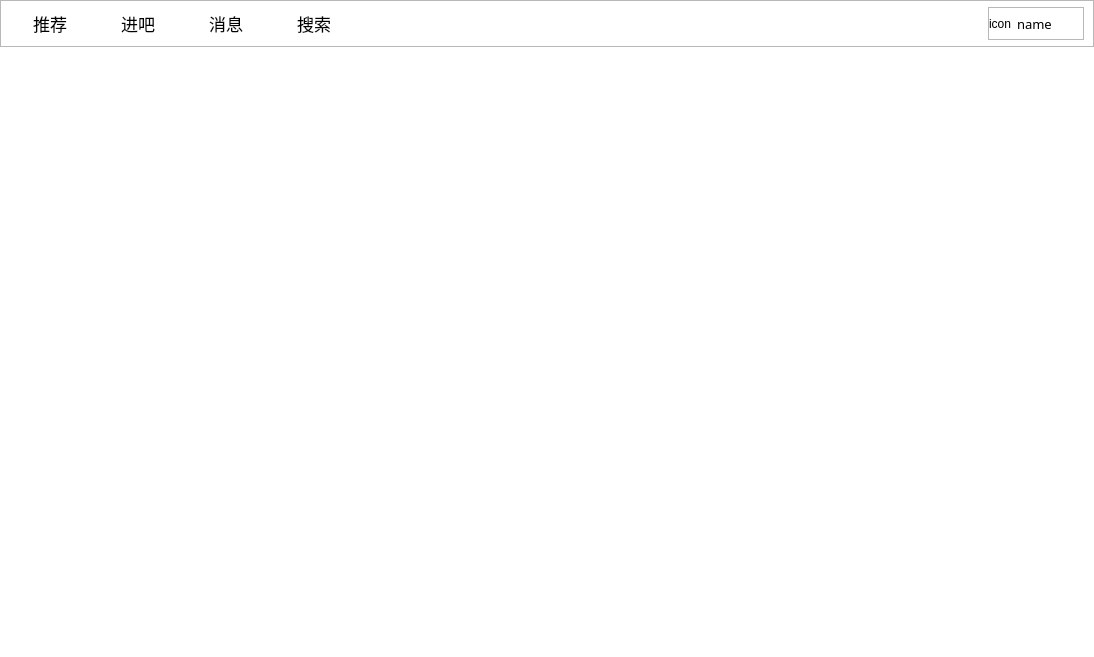
clb-128258/TiebaDesktop, file src/resf/mainwindow.ui: the form before one commit.
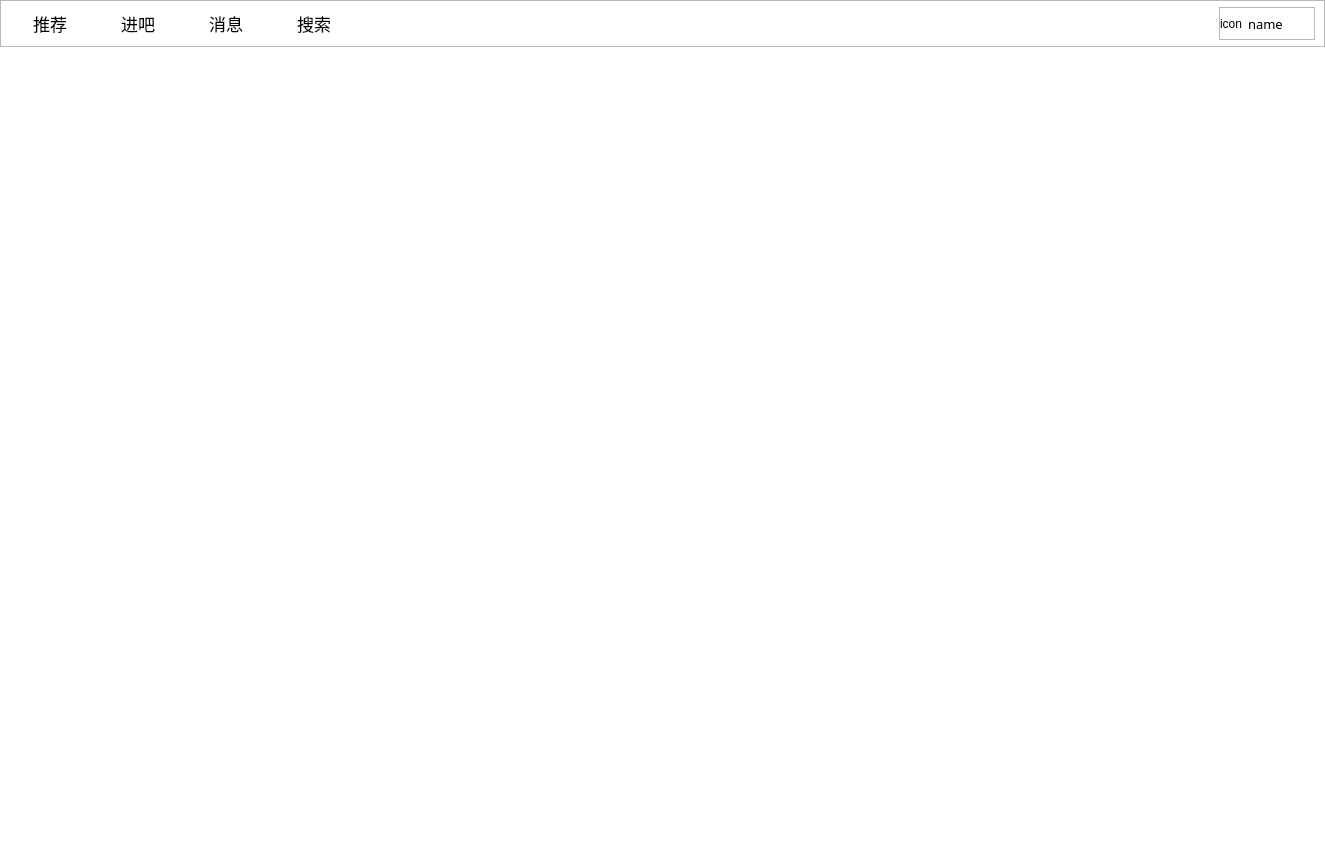
The form after the commit.

The edit to the form file:
```diff
--- a/src/resf/mainwindow.ui
+++ b/src/resf/mainwindow.ui
@@ -6,8 +6,8 @@
    <rect>
     <x>0</x>
     <y>0</y>
-    <width>1094</width>
-    <height>657</height>
+    <width>1325</width>
+    <height>841</height>
    </rect>
   </property>
   <property name="windowTitle">
```
